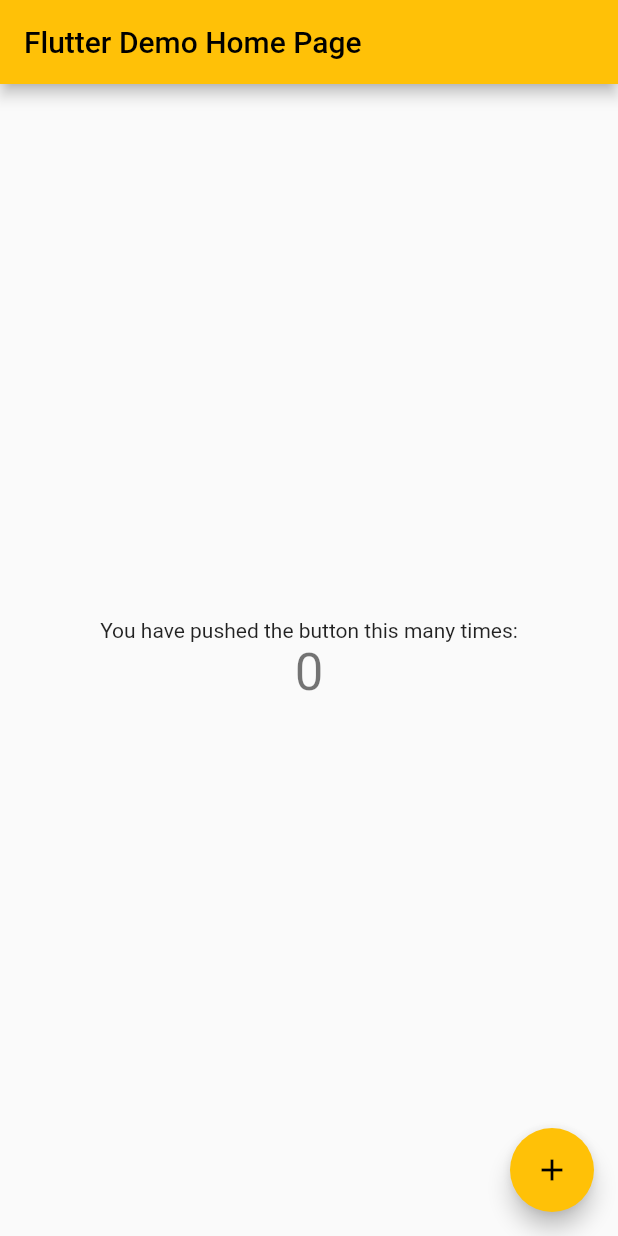
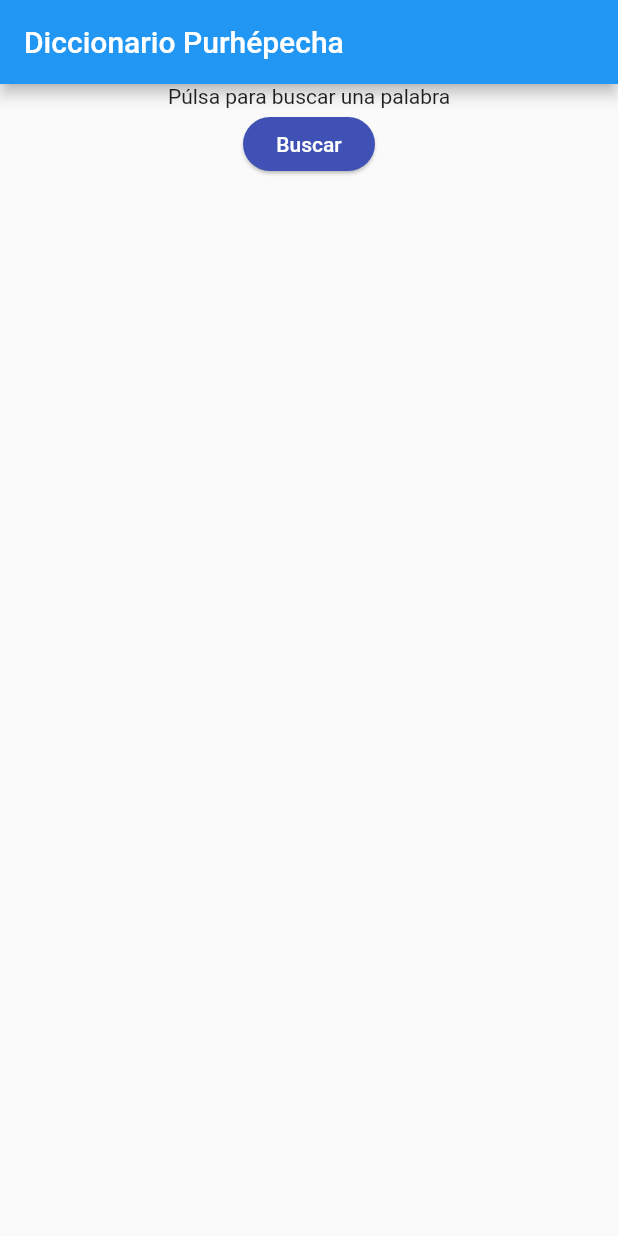
Before and after one commit to GildardoMatias/PurheCtionary, a Flutter app: the screen it shows after launch, on a phone screen of 412 x 824 dp. Run offline on Flutter 3.47's test engine with Material 2 defaults, Android fonts, the light colour scheme and no system bars.

Commit message:
Agregacion del boton buscar

```diff
--- a/lib/main.dart
+++ b/lib/main.dart
@@ -1,3 +1,4 @@
+import 'package:apppurhepecha/screens/inicio.dart';
 import 'package:flutter/material.dart';
 
 void main() {
@@ -9,95 +10,13 @@
   @override
   Widget build(BuildContext context) {
     return MaterialApp(
-      title: 'Flutter Demo',
+      debugShowCheckedModeBanner: false,
+      title: 'Diccionario',
       theme: ThemeData(
         //Vladys sama
-        primarySwatch: Colors.amber,
+        primarySwatch: Colors.blue,
       ),
-      home: MyHomePage(title: 'Flutter Demo Home Page'),
+      home: Inicio(),
     );
   }
 }
-
-class MyHomePage extends StatefulWidget {
-  MyHomePage({Key key, this.title}) : super(key: key);
-
-  // This widget is the home page of your application. It is stateful, meaning
-  // that it has a State object (defined below) that contains fields that affect
-  // how it looks.
-
-  // This class is the configuration for the state. It holds the values (in this
-  // case the title) provided by the parent (in this case the App widget) and
-  // used by the build method of the State. Fields in a Widget subclass are
-  // always marked "final".
-
-  final String title;
-
-  @override
-  _MyHomePageState createState() => _MyHomePageState();
-}
-
-class _MyHomePageState extends State<MyHomePage> {
-  int _counter = 0;
-
-  void _incrementCounter() {
-    setState(() {
-      // This call to setState tells the Flutter framework that something has
-      // changed in this State, which causes it to rerun the build method below
-      // so that the display can reflect the updated values. If we changed
-      // _counter without calling setState(), then the build method would not be
-      // called again, and so nothing would appear to happen.
-      _counter++;
-    });
-  }
-
-  @override
-  Widget build(BuildContext context) {
-    // This method is rerun every time setState is called, for instance as done
-    // by the _incrementCounter method above.
-    //
-    // The Flutter framework has been optimized to make rerunning build methods
-    // fast, so that you can just rebuild anything that needs updating rather
-    // than having to individually change instances of widgets.
-    return Scaffold(
-      appBar: AppBar(
-        // Here we take the value from the MyHomePage object that was created by
-        // the App.build method, and use it to set our appbar title.
-        title: Text(widget.title),
-      ),
-      body: Center(
-        child: Column(
-          // Column is also a layout widget. It takes a list of children and
-          // arranges them vertically. By default, it sizes itself to fit its
-          // children horizontally, and tries to be as tall as its parent.
-          //
-          // Invoke "debug painting" (press "p" in the console, choose the
-          // "Toggle Debug Paint" action from the Flutter Inspector in Android
-          // Studio, or the "Toggle Debug Paint" command in Visual Studio Code)
-          // to see the wireframe for each widget.
-          //
-          // Column has various properties to control how it sizes itself and
-          // how it positions its children. Here we use mainAxisAlignment to
-          // center the children vertically; the main axis here is the vertical
-          // axis because Columns are vertical (the cross axis would be
-          // horizontal).
-          mainAxisAlignment: MainAxisAlignment.center,
-          children: <Widget>[
-            Text(
-              'You have pushed the button this many times:',
-            ),
-            Text(
-              '$_counter',
-              style: Theme.of(context).textTheme.headline4,
-            ),
-          ],
-        ),
-      ),
-      floatingActionButton: FloatingActionButton(
-        onPressed: _incrementCounter,
-        tooltip: 'Increment',
-        child: Icon(Icons.add),
-      ), // This trailing comma makes auto-formatting nicer for build methods.
-    );
-  }
-}
--- /dev/null
+++ b/lib/screens/inicio.dart
@@ -0,0 +1,32 @@
+import 'package:apppurhepecha/buscador/buscador.dart';
+import 'package:flutter/material.dart';
+
+class Inicio extends StatelessWidget {
+  @override
+  Widget build(BuildContext context) {
+    return Scaffold(
+      appBar: AppBar(
+        title: Text('Diccionario Purhépecha'),
+      ),
+      body: Center(
+        child: Column(
+          children: [
+            Text('Púlsa para buscar una palabra'),
+            MaterialButton(
+                child: Text(
+                  'Buscar',
+                  style: TextStyle(color: Colors.white),
+                ),
+                shape: StadiumBorder(),
+                elevation: 1,
+                splashColor: Colors.transparent,
+                color: Colors.indigo,
+                onPressed: () {
+                  showSearch(context: context, delegate: BuscadorDelegate());
+                })
+          ],
+        ),
+      ),
+    );
+  }
+}
```
Also changed, not shown: lib/buscador/buscador.dart (added, +30 -0 lines).
